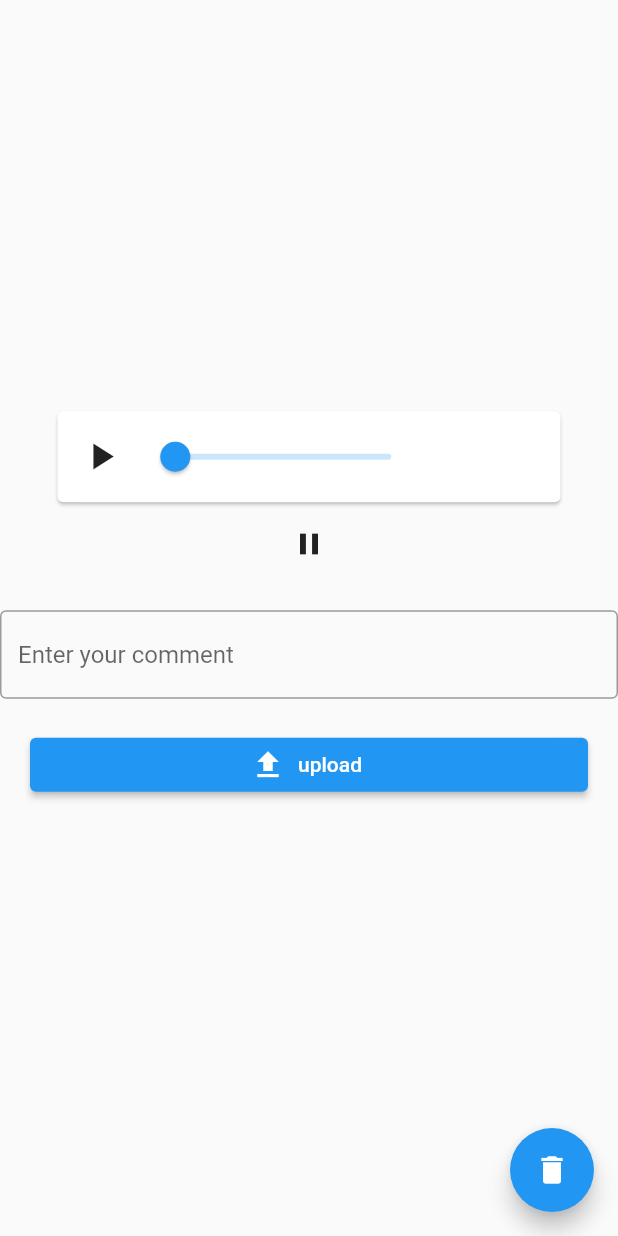
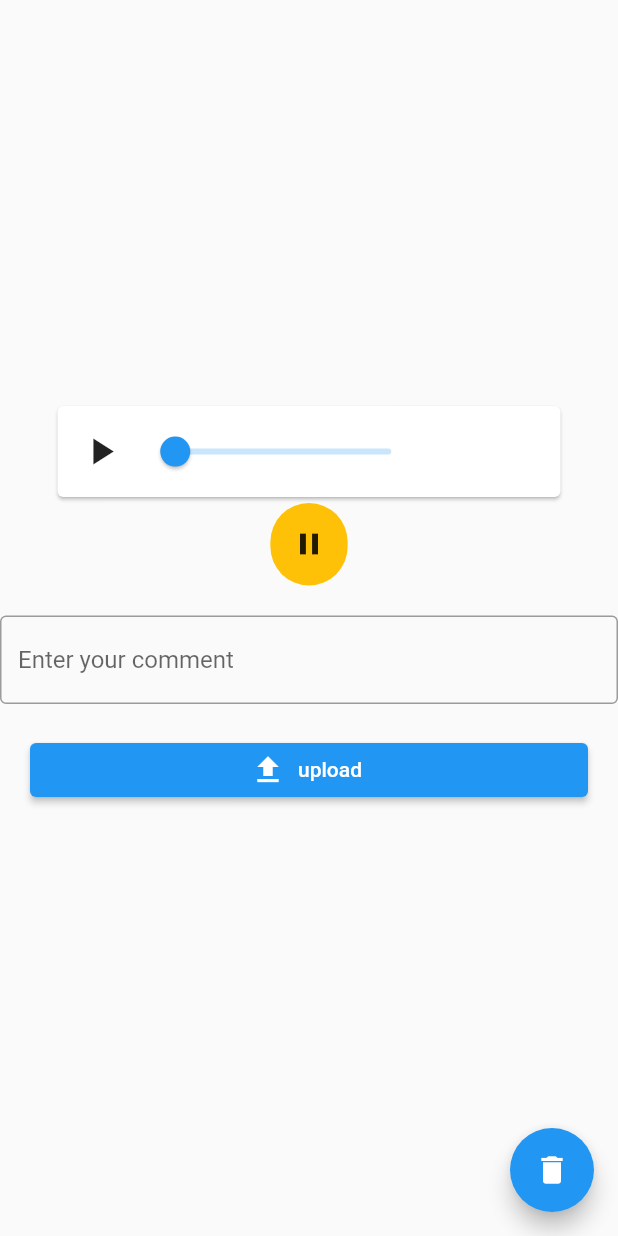
Before and after one commit to pravinproplus/voice_recorder, a Flutter app: the screen it shows after launch, after a tap on the "mic" icon, after a tap on the "delete" icon, on a phone screen of 412 x 824 dp. Run offline on Flutter 3.47's test engine with Material 2 defaults, Android fonts, the phone set to English and light mode, and no system bars; our stand-ins replace assets_audio_player, permission_handler; missing offline and left inert: record; statements that could not run were skipped.

```diff
--- a/lib/screens/home_screen.dart
+++ b/lib/screens/home_screen.dart
@@ -31,9 +31,8 @@ class _HomeScreenState extends State<HomeScreen> {
     super.initState();
   }
 
+  // Check and request permission
   Future start() async {
-    // Check and request permission
-
     await Permission.microphone.request();
     await Permission.storage.request();
     await Permission.manageExternalStorage.request();
@@ -59,7 +58,6 @@ class _HomeScreenState extends State<HomeScreen> {
   void delete() {
     final dir = Directory(filePath);
     dir.deleteSync(recursive: true);
-    const SnackBar(content: Text('successfully deleted'));
   }
 
   //audio play method
@@ -171,7 +169,13 @@ class _HomeScreenState extends State<HomeScreen> {
             //         : const Icon(Icons.pause),
             //   ),
             // ),
-            IconButton(
+            Container(
+              height: h / 15,
+              width: w / 8,
+              decoration: BoxDecoration(
+                  color: Colors.amber,
+                  borderRadius: BorderRadius.circular(40.0)),
+              child: IconButton(
                 onPressed: () {
                   setState(() {
                     _record = !_record;
@@ -181,6 +185,7 @@ class _HomeScreenState extends State<HomeScreen> {
                 icon: _record == false
                     ? const Icon(Icons.mic)
                     : const Icon(Icons.pause),
+              ),
             ),
             const SizedBox(
               height: 20,
```
Lines whose indentation alone changed are shown as unchanged.
